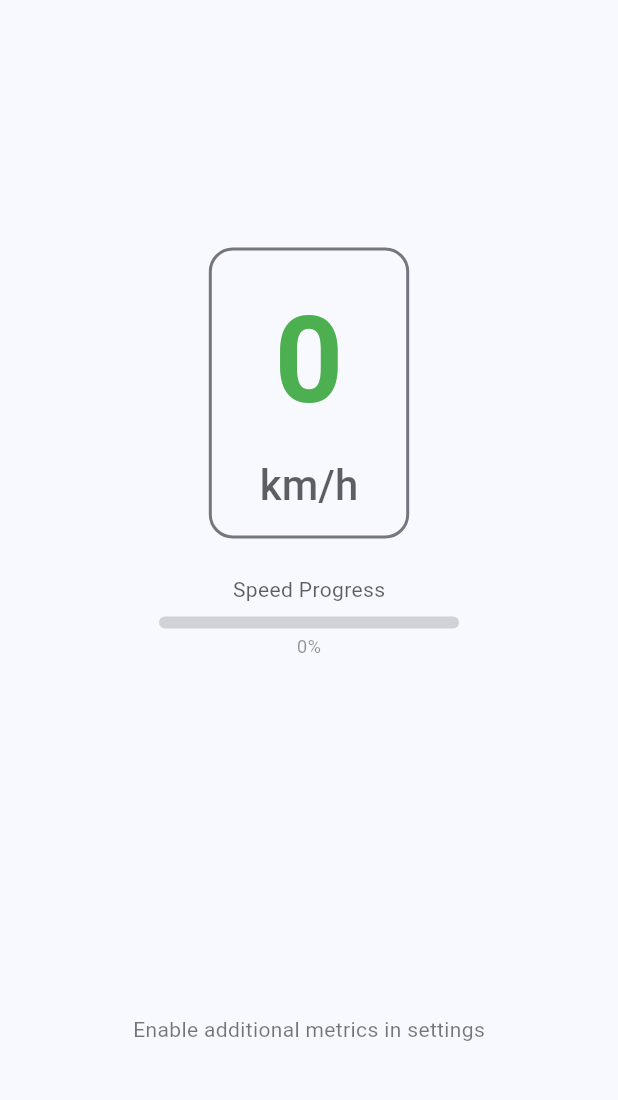
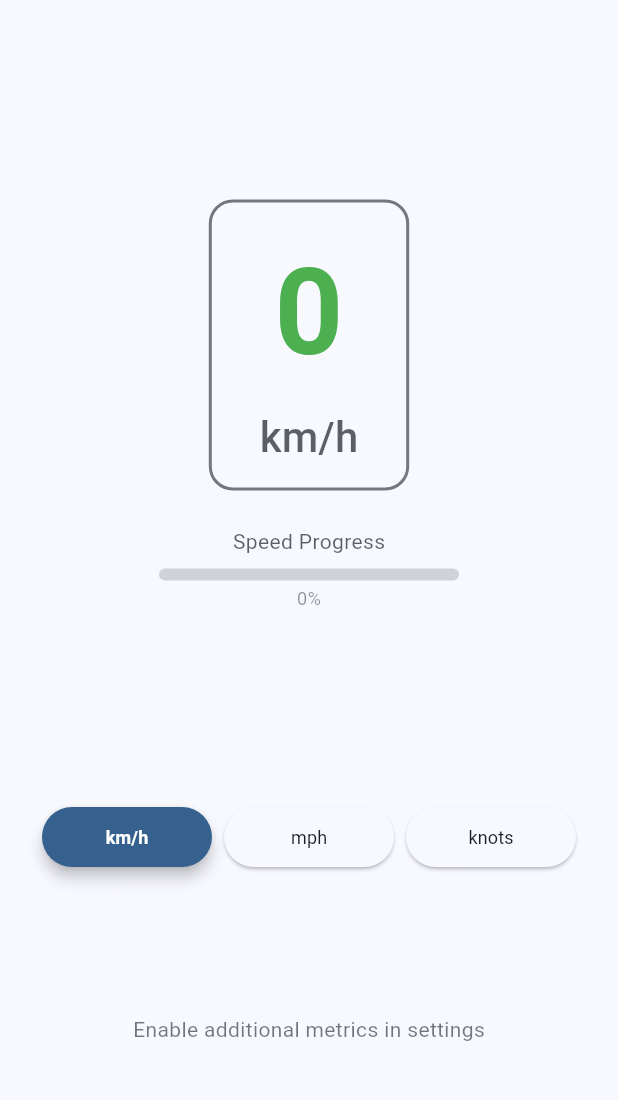
Before and after one commit to mikkelimatlock/gps_speedo, a Flutter app: the screen it shows after launch, on a phone screen of 412 x 824 dp, the part 63-1163 px from its top. Run offline on Flutter 3.47's test engine with Material 3 defaults, Android fonts, the phone set to English and light mode, and no system bars; our stand-ins replace geolocator, permission_handler, shared_preferences.

Commit message:
Implement v1.1 enhancements: auto-rotate, interactive gauge, and extended units
Features added:
- Auto-rotate support for portrait/landscape orientations
- Interactive gauge: tap to switch between digital and analog modes
- Extended speed units: added knots with quick selector buttons
- New SpeedUnitSelector widget for convenient unit switching

Known issues identified:
- 10 package dependencies need updates to latest compatible versions
- Orientation switching needs to override system auto-rotate toggle
- Background color customization moved back to TODO (build issues)

🤖 Generated with [Claude Code](https://claude.ai/code)

Co-Authored-By: Claude <noreply@anthropic.com>

```diff
--- a/lib/main.dart
+++ b/lib/main.dart
@@ -14,7 +14,12 @@ class SpeedometerApp extends StatelessWidget {
 
   @override
   Widget build(BuildContext context) {
-    SystemChrome.setPreferredOrientations([DeviceOrientation.portraitUp]);
+    SystemChrome.setPreferredOrientations([
+      DeviceOrientation.portraitUp,
+      DeviceOrientation.portraitDown,
+      DeviceOrientation.landscapeLeft,
+      DeviceOrientation.landscapeRight,
+    ]);
 
     return MultiProvider(
       providers: [
--- a/lib/providers/settings_provider.dart
+++ b/lib/providers/settings_provider.dart
@@ -1,7 +1,7 @@
 import 'package:flutter/material.dart';
 import 'package:shared_preferences/shared_preferences.dart';
 
-enum SpeedUnit { kmh, mph }
+enum SpeedUnit { kmh, mph, knots }
 enum SpeedometerStyle { digital, analog }
 
 class SettingsProvider extends ChangeNotifier {
@@ -21,7 +21,16 @@ class SettingsProvider extends ChangeNotifier {
   bool get showTripTime => _showTripTime;
   bool get showAccuracy => _showAccuracy;
 
-  String get speedUnitString => _speedUnit == SpeedUnit.kmh ? 'km/h' : 'mph';
+  String get speedUnitString {
+    switch (_speedUnit) {
+      case SpeedUnit.kmh:
+        return 'km/h';
+      case SpeedUnit.mph:
+        return 'mph';
+      case SpeedUnit.knots:
+        return 'knots';
+    }
+  }
 
   SettingsProvider() {
     _loadSettings();
@@ -89,10 +98,13 @@ class SettingsProvider extends ChangeNotifier {
   }
 
   double convertSpeed(double speedMps) {
-    if (_speedUnit == SpeedUnit.kmh) {
-      return speedMps * 3.6;
-    } else {
-      return speedMps * 2.237;
+    switch (_speedUnit) {
+      case SpeedUnit.kmh:
+        return speedMps * 3.6;
+      case SpeedUnit.mph:
+        return speedMps * 2.237;
+      case SpeedUnit.knots:
+        return speedMps * 1.944;
     }
   }
 }
--- a/lib/screens/settings_screen.dart
+++ b/lib/screens/settings_screen.dart
@@ -128,6 +128,17 @@ class SettingsScreen extends StatelessWidget {
                 }
               },
             ),
+            RadioListTile<SpeedUnit>(
+              title: const Text('Knots'),
+              value: SpeedUnit.knots,
+              groupValue: settings.speedUnit,
+              onChanged: (value) {
+                if (value != null) {
+                  settings.setSpeedUnit(value);
+                  Navigator.pop(context);
+                }
+              },
+            ),
           ],
         ),
         actions: [
@@ -183,4 +194,5 @@ class SettingsScreen extends StatelessWidget {
       ),
     );
   }
+
 }
--- a/lib/screens/speedometer_screen.dart
+++ b/lib/screens/speedometer_screen.dart
@@ -5,6 +5,7 @@ import '../providers/settings_provider.dart';
 import '../widgets/digital_speedometer.dart';
 import '../widgets/analog_speedometer.dart';
 import '../widgets/info_panel.dart';
+import '../widgets/speed_unit_selector.dart';
 import 'settings_screen.dart';
 
 class SpeedometerScreen extends StatefulWidget {
@@ -62,7 +63,17 @@ class _SpeedometerScreenState extends State<SpeedometerScreen> {
             children: [
               Expanded(
                 flex: 3,
+                child: Column(
+                  children: [
+                    Expanded(
                       child: _buildSpeedometer(locationProvider, settingsProvider),
+                    ),
+                    Padding(
+                      padding: const EdgeInsets.symmetric(horizontal: 24.0, vertical: 8.0),
+                      child: const SpeedUnitSelector(),
+                    ),
+                  ],
+                ),
               ),
               Expanded(
                 flex: 1,
@@ -81,17 +92,23 @@ class _SpeedometerScreenState extends State<SpeedometerScreen> {
   Widget _buildSpeedometer(LocationProvider locationProvider, SettingsProvider settingsProvider) {
     final speed = settingsProvider.convertSpeed(locationProvider.currentSpeed);
 
-    if (settingsProvider.speedometerStyle == SpeedometerStyle.digital) {
-      return DigitalSpeedometer(
+    return GestureDetector(
+      onTap: () {
+        final newStyle = settingsProvider.speedometerStyle == SpeedometerStyle.digital
+            ? SpeedometerStyle.analog
+            : SpeedometerStyle.digital;
+        settingsProvider.setSpeedometerStyle(newStyle);
+      },
+      child: settingsProvider.speedometerStyle == SpeedometerStyle.digital
+          ? DigitalSpeedometer(
               speed: speed,
               unit: settingsProvider.speedUnitString,
-      );
-    } else {
-      return AnalogSpeedometer(
+            )
+          : AnalogSpeedometer(
               speed: speed,
               unit: settingsProvider.speedUnitString,
+            ),
     );
-    }
   }
 
   Widget _buildPermissionError(String message) {
--- /dev/null
+++ b/lib/widgets/speed_unit_selector.dart
@@ -0,0 +1,57 @@
+import 'package:flutter/material.dart';
+import 'package:provider/provider.dart';
+import '../providers/settings_provider.dart';
+
+class SpeedUnitSelector extends StatelessWidget {
+  const SpeedUnitSelector({super.key});
+
+  @override
+  Widget build(BuildContext context) {
+    return Consumer<SettingsProvider>(
+      builder: (context, settings, child) {
+        return Row(
+          mainAxisAlignment: MainAxisAlignment.spaceEvenly,
+          children: SpeedUnit.values.map((unit) {
+            final isSelected = settings.speedUnit == unit;
+            return Expanded(
+              child: Padding(
+                padding: const EdgeInsets.symmetric(horizontal: 4.0),
+                child: ElevatedButton(
+                  onPressed: () => settings.setSpeedUnit(unit),
+                  style: ElevatedButton.styleFrom(
+                    backgroundColor: isSelected
+                        ? Theme.of(context).colorScheme.primary
+                        : Theme.of(context).colorScheme.surface,
+                    foregroundColor: isSelected
+                        ? Theme.of(context).colorScheme.onPrimary
+                        : Theme.of(context).colorScheme.onSurface,
+                    elevation: isSelected ? 4 : 1,
+                    padding: const EdgeInsets.symmetric(vertical: 8),
+                  ),
+                  child: Text(
+                    _getUnitDisplayText(unit),
+                    style: TextStyle(
+                      fontWeight: isSelected ? FontWeight.bold : FontWeight.normal,
+                      fontSize: 12,
+                    ),
+                  ),
+                ),
+              ),
+            );
+          }).toList(),
+        );
+      },
+    );
+  }
+
+  String _getUnitDisplayText(SpeedUnit unit) {
+    switch (unit) {
+      case SpeedUnit.kmh:
+        return 'km/h';
+      case SpeedUnit.mph:
+        return 'mph';
+      case SpeedUnit.knots:
+        return 'knots';
+    }
+  }
+}
```
Also changed, not shown: .claude/settings.local.json, 3 other files. Lines whose indentation alone changed are shown as unchanged.
